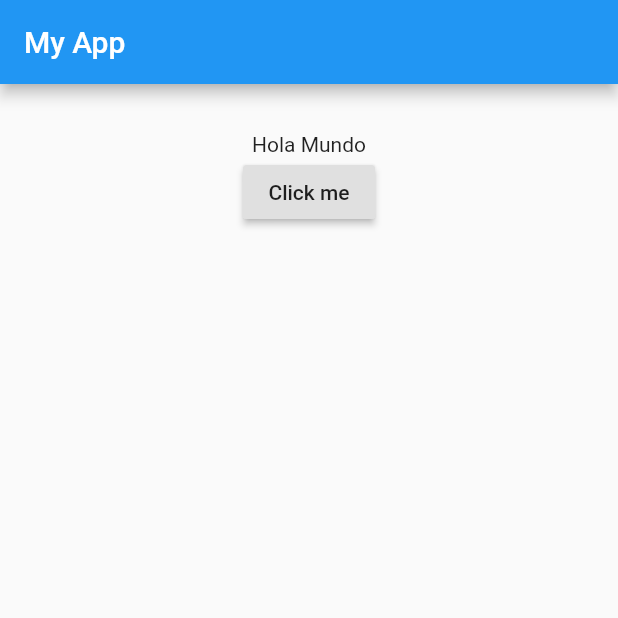
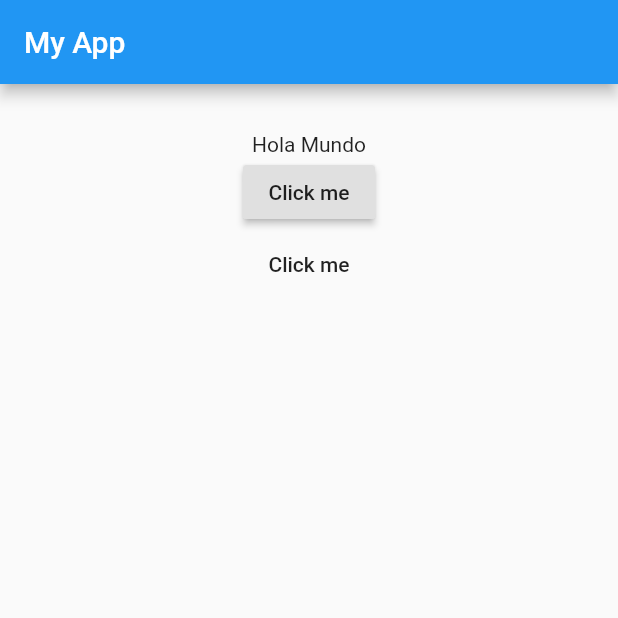
Before and after one commit to geordanex/Flutter-showcase, a Flutter app: the screen it shows after launch, on a phone screen of 412 x 824 dp, the top half of it. Run offline on Flutter 3.47's test engine with Material 2 defaults, Android fonts, the phone set to English and light mode, and no system bars.

Commit message:
Implementando FlatButton

```diff
--- a/lib/main.dart
+++ b/lib/main.dart
@@ -8,11 +8,12 @@ class MyApp extends StatefulWidget {
 }
 
 class _State extends State<MyApp> {
+
   String _value = 'Hola Mundo';
 
-  void _onPressed(String value) {
+  void _onPressed() {
     setState(() {
-      _value = value;
+      _value = new DateTime.now().toString();
     });
   }
 
@@ -28,10 +29,8 @@ class _State extends State<MyApp> {
           child: new Column(
             children: <Widget>[
               new Text(_value),
-              new RaisedButton(
-                onPressed: () => _onPressed('Hello Geordan'),
-                child: new Text('Click me'),
-              )
+              new RaisedButton(onPressed: _onPressed, child: new Text('Click me')),
+              new FlatButton(onPressed: _onPressed, child: new Text('Click me'))
             ],
           ),
         ),
```
